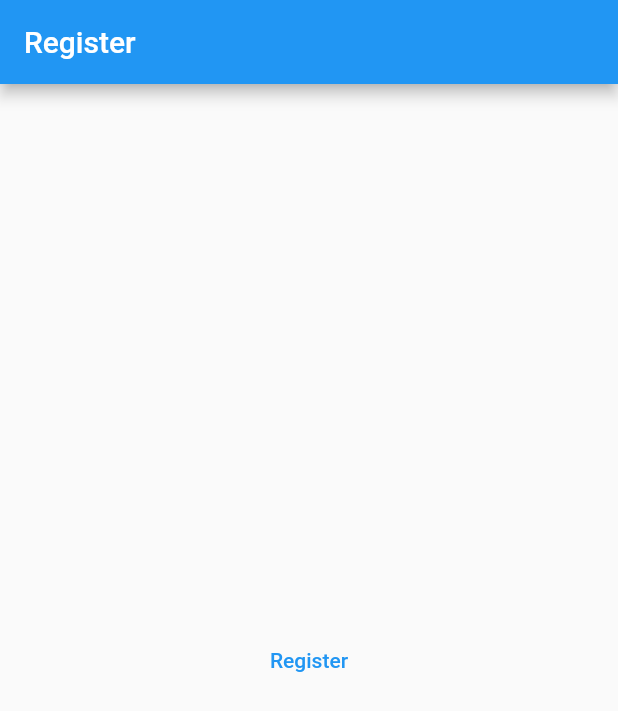
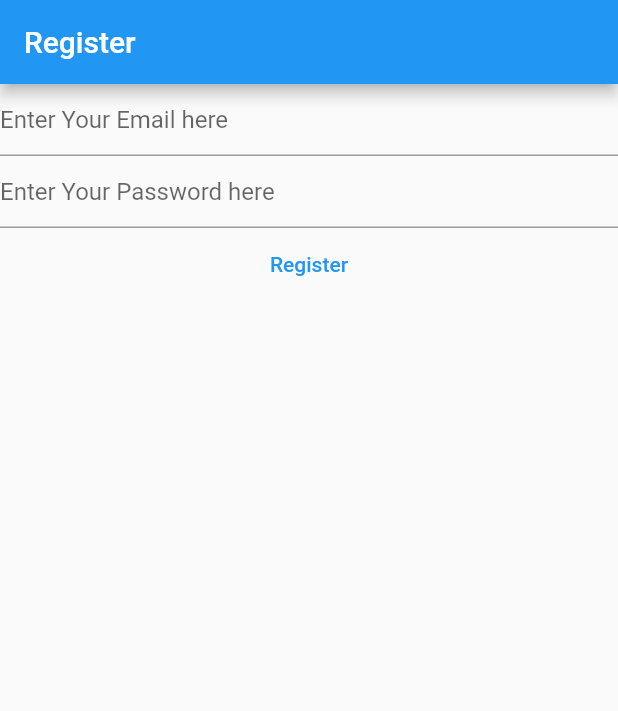
Before and after one commit to Jashwanth-Gowda-R/flutter-mynotes-app, a Flutter app: the screen it shows after launch, on a phone screen of 412 x 824 dp. Shown: the top 711 px of the screen. Run offline on Flutter 3.47's test engine with Material 2 defaults, Android fonts, the phone set to English and light mode, and no system bars; our stand-ins replace firebase_core; accounts and stored records are empty.

Commit message:
added textfield

```diff
--- a/lib/main.dart
+++ b/lib/main.dart
@@ -3,6 +3,7 @@ import 'package:flutter/material.dart';
 void main() {
   runApp(
     MaterialApp(
+      debugShowCheckedModeBanner: false,
       title: 'Flutter Demo',
       theme: ThemeData(
         primarySwatch: Colors.blue,
@@ -12,8 +13,31 @@ void main() {
   );
 }
 
-class HomePage extends StatelessWidget {
+class HomePage extends StatefulWidget {
   const HomePage({Key? key}) : super(key: key);
+
+  @override
+  State<HomePage> createState() => _HomePageState();
+}
+
+class _HomePageState extends State<HomePage> {
+  late TextEditingController _email;
+  late TextEditingController _password;
+
+  @override
+  void initState() {
+    _email = TextEditingController();
+    _password = TextEditingController();
+    super.initState();
+  }
+
+  @override
+  void dispose() {
+    // TODO: implement dispose
+    _email.dispose();
+    _password.dispose();
+    super.dispose();
+  }
 
   @override
   Widget build(BuildContext context) {
@@ -22,9 +46,25 @@ class HomePage extends StatelessWidget {
         title: const Text('Register'),
       ),
       body: Center(
-        child: TextButton(
-          onPressed: () async{},
-          child: const Text('Register'),
+        child: Column(
+          children: [
+            TextField(
+              controller: _email,
+              decoration: const InputDecoration(
+                hintText: 'Enter Your Email here',
+              ),
+            ),
+            TextField(
+              controller: _password,
+              decoration: const InputDecoration(
+                hintText: 'Enter Your Password here',
+              ),
+            ),
+            TextButton(
+              onPressed: () async {},
+              child: const Text('Register'),
+            ),
+          ],
         ),
       ),
     );
```
